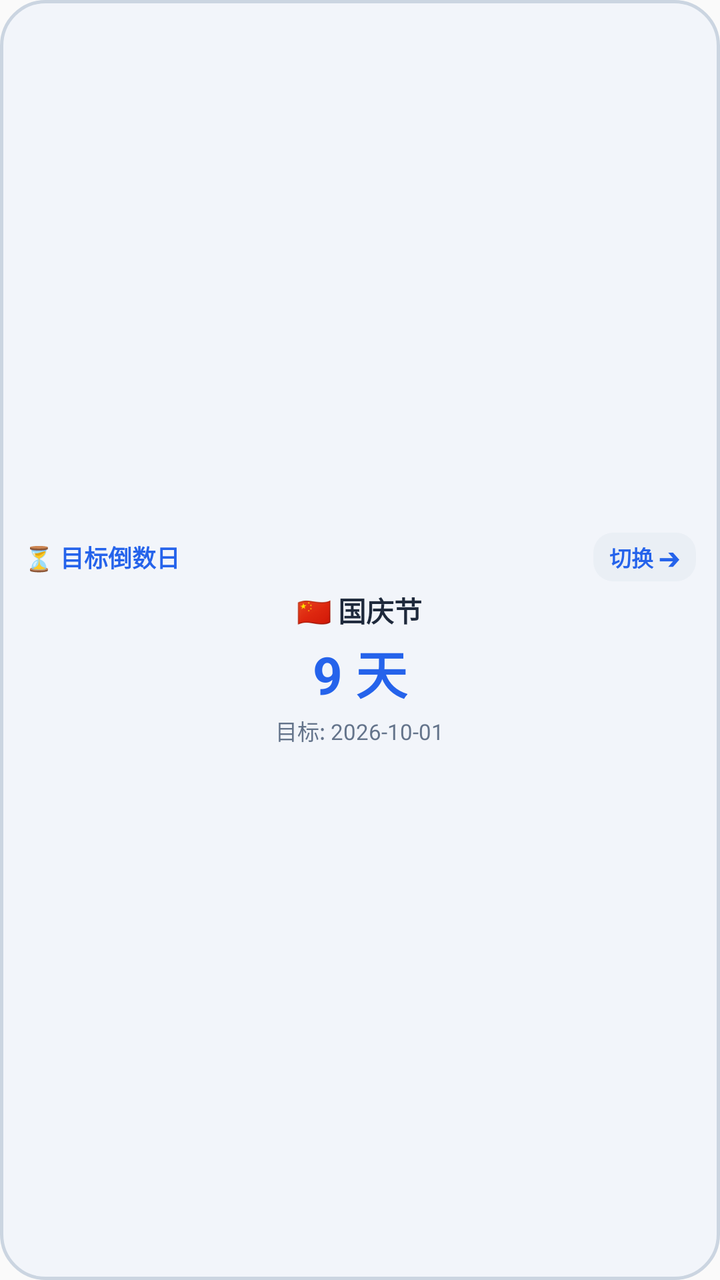
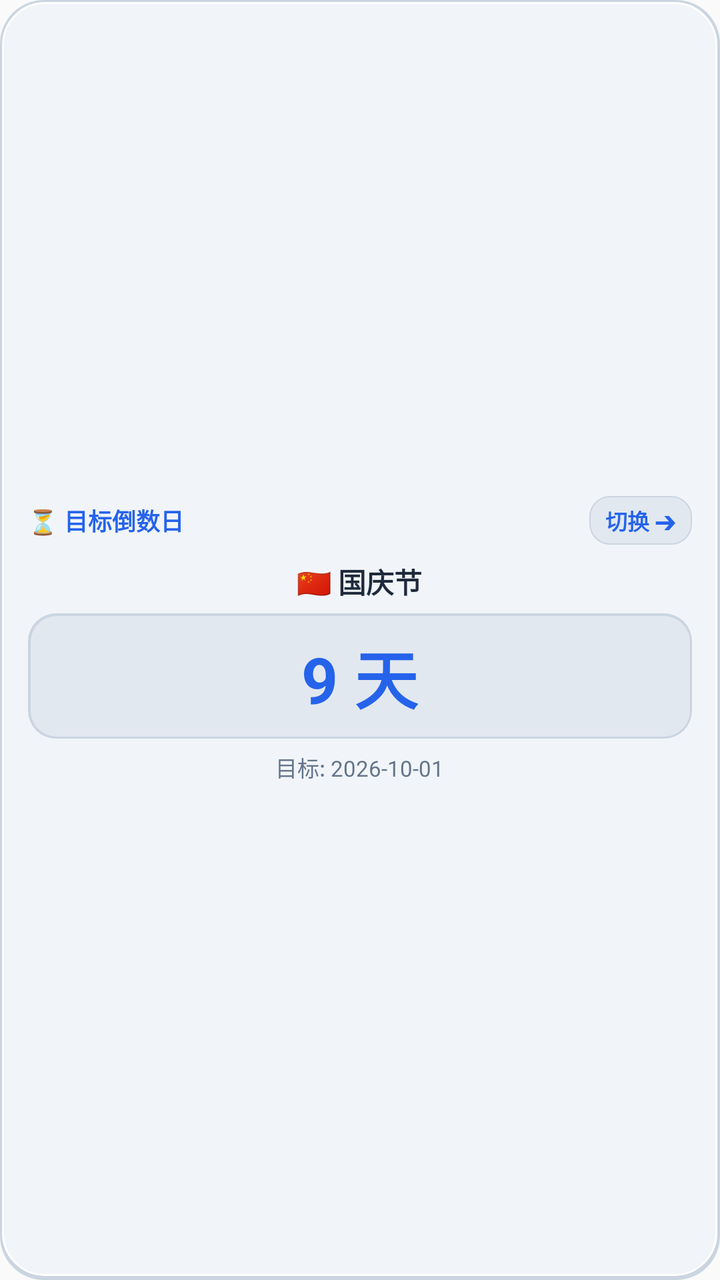

The first picture is an Android layout as it rendered before a commit; the second is the same layout after the commit. The layout source and the unified diff follow.
<!-- AndroidManifest.xml: application theme Theme.DateCalculator -->
<!-- res/layout/widget_countdown.xml -->
<?xml version="1.0" encoding="utf-8"?>
<LinearLayout xmlns:android="http://schemas.android.com/apk/res/android"
    android:layout_width="match_parent"
    android:layout_height="match_parent"
    android:orientation="vertical"
    android:background="@drawable/widget_bg_neumorphic"
    android:padding="12dp"
    android:gravity="center">

    <LinearLayout
        android:layout_width="match_parent"
        android:layout_height="wrap_content"
        android:orientation="horizontal"
        android:gravity="center_vertical">

        <TextView
            android:id="@+id/widget_title"
            android:layout_width="0dp"
            android:layout_height="wrap_content"
            android:layout_weight="1"
            android:text="⏳ 目标倒数日"
            android:textSize="12sp"
            android:textStyle="bold"
            android:textColor="#2563EB" />

        <TextView
            android:id="@+id/btn_next_countdown"
            android:layout_width="wrap_content"
            android:layout_height="wrap_content"
            android:text="切换 ➔"
            android:textSize="11sp"
            android:textStyle="bold"
            android:textColor="#2563EB"
            android:background="@drawable/widget_chip_sunken"
            android:paddingHorizontal="8dp"
            android:paddingVertical="4dp" />
    </LinearLayout>

    <TextView
        android:id="@+id/widget_event_name"
        android:layout_width="wrap_content"
        android:layout_height="wrap_content"
        android:text="🇨🇳 国庆节"
        android:textSize="14sp"
        android:textStyle="bold"
        android:textColor="#1E293B"
        android:layout_marginTop="4dp" />

    <TextView
        android:id="@+id/widget_days"
        android:layout_width="wrap_content"
        android:layout_height="wrap_content"
        android:text="9 天"
        android:textSize="26sp"
        android:textStyle="bold"
        android:textColor="#2563EB"
        android:layout_marginTop="2dp" />

    <TextView
        android:id="@+id/widget_date_detail"
        android:layout_width="wrap_content"
        android:layout_height="wrap_content"
        android:text="目标: 2026-10-01"
        android:textSize="11sp"
        android:textColor="#64748B"
        android:layout_marginTop="2dp" />
</LinearLayout>
<!-- resources referenced by this layout -->
<resources>
  <!-- drawable widget_bg_neumorphic (drawable) -->
  <?xml version="1.0" encoding="utf-8"?>
  <shape xmlns:android="http://schemas.android.com/apk/res/android">
      <solid android:color="#F2F5FA" />
      <corners android:radius="22dp" />
      <stroke android:width="1.5dp" android:color="#CBD5E1" />
  </shape>
  <!-- drawable widget_chip_sunken (drawable) -->
  <?xml version="1.0" encoding="utf-8"?>
  <shape xmlns:android="http://schemas.android.com/apk/res/android">
      <solid android:color="#EAEFF5" />
      <corners android:radius="10dp" />
  </shape>
  <style name="Theme.DateCalculator" parent="android:Theme.Material.Light.NoActionBar" />
</resources>

<!-- the commit's change to res/layout/widget_countdown.xml (unified diff, before → after) -->
@@ -4,9 +4,10 @@
     android:layout_height="match_parent"
     android:orientation="vertical"
     android:background="@drawable/widget_bg_neumorphic"
-    android:padding="12dp"
+    android:padding="14dp"
     android:gravity="center">
 
+    
     <LinearLayout
         android:layout_width="match_parent"
         android:layout_height="wrap_content"
@@ -44,17 +45,27 @@
         android:textSize="14sp"
         android:textStyle="bold"
         android:textColor="#1E293B"
-        android:layout_marginTop="4dp" />
+        android:layout_marginTop="8dp" />
 
-    <TextView
-        android:id="@+id/widget_days"
-        android:layout_width="wrap_content"
+    
+    <LinearLayout
+        android:layout_width="match_parent"
         android:layout_height="wrap_content"
-        android:text="9 天"
-        android:textSize="26sp"
-        android:textStyle="bold"
-        android:textColor="#2563EB"
-        android:layout_marginTop="2dp" />
+        android:background="@drawable/widget_card_inset"
+        android:paddingVertical="8dp"
+        android:paddingHorizontal="12dp"
+        android:layout_marginTop="6dp"
+        android:gravity="center">
+
+        <TextView
+            android:id="@+id/widget_days"
+            android:layout_width="wrap_content"
+            android:layout_height="wrap_content"
+            android:text="9 天"
+            android:textSize="32sp"
+            android:textStyle="bold"
+            android:textColor="#2563EB" />
+    </LinearLayout>
 
     <TextView
         android:id="@+id/widget_date_detail"
@@ -63,5 +74,5 @@
         android:text="目标: 2026-10-01"
         android:textSize="11sp"
         android:textColor="#64748B"
-        android:layout_marginTop="2dp" />
+        android:layout_marginTop="6dp" />
 </LinearLayout>
<!-- resource entries referenced after the edit -->
@@ -2,16 +2,58 @@
 <resources>
   <!-- drawable widget_bg_neumorphic (drawable) -->
   <?xml version="1.0" encoding="utf-8"?>
-  <shape xmlns:android="http://schemas.android.com/apk/res/android">
-      <solid android:color="#F2F5FA" />
-      <corners android:radius="22dp" />
-      <stroke android:width="1.5dp" android:color="#CBD5E1" />
-  </shape>
+  <layer-list xmlns:android="http://schemas.android.com/apk/res/android">
+      
+      <item>
+          <shape android:shape="rectangle">
+              <solid android:color="#CBD5E1" />
+              <corners android:radius="22dp" />
+          </shape>
+      </item>
+      
+      <item
+          android:top="1dp"
+          android:left="1dp"
+          android:right="1.5dp"
+          android:bottom="2dp">
+          <shape android:shape="rectangle">
+              <solid android:color="#F1F5F9" />
+              <corners android:radius="21dp" />
+              <stroke
+                  android:width="1dp"
+                  android:color="#FFFFFF" />
+          </shape>
+      </item>
+  </layer-list>
+  <!-- drawable widget_card_inset (drawable) -->
+  <?xml version="1.0" encoding="utf-8"?>
+  <layer-list xmlns:android="http://schemas.android.com/apk/res/android">
+      
+      <item>
+          <shape android:shape="rectangle">
+              <solid android:color="#CBD5E1" />
+              <corners android:radius="14dp" />
+          </shape>
+      </item>
+      
+      <item
+          android:top="1.5dp"
+          android:left="1.5dp"
+          android:right="1dp"
+          android:bottom="1dp">
+          <shape android:shape="rectangle">
+              <solid android:color="#E2E8F0" />
+              <corners android:radius="13dp" />
+          </shape>
+      </item>
+  </layer-list>
   <!-- drawable widget_chip_sunken (drawable) -->
   <?xml version="1.0" encoding="utf-8"?>
-  <shape xmlns:android="http://schemas.android.com/apk/res/android">
-      <solid android:color="#EAEFF5" />
+  <shape xmlns:android="http://schemas.android.com/apk/res/android"
+      android:shape="rectangle">
+      <solid android:color="#E2E8F0" />
       <corners android:radius="10dp" />
+      <stroke android:width="0.8dp" android:color="#CBD5E1" />
   </shape>
   <style name="Theme.DateCalculator" parent="android:Theme.Material.Light.NoActionBar" />
 </resources>
